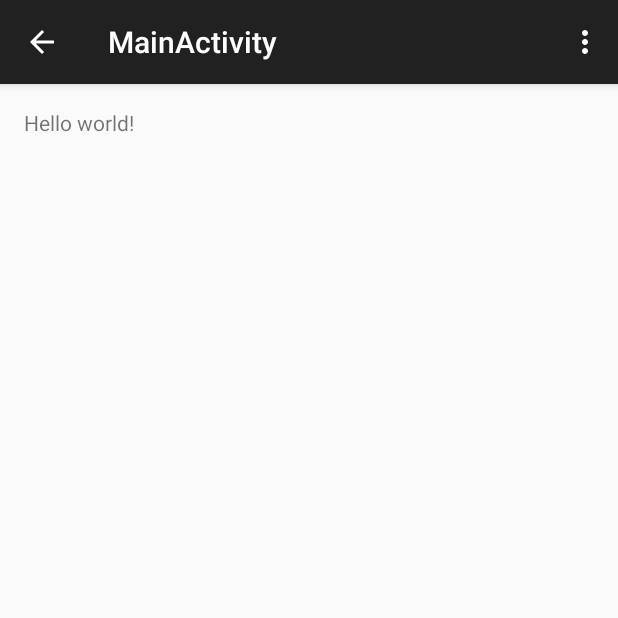
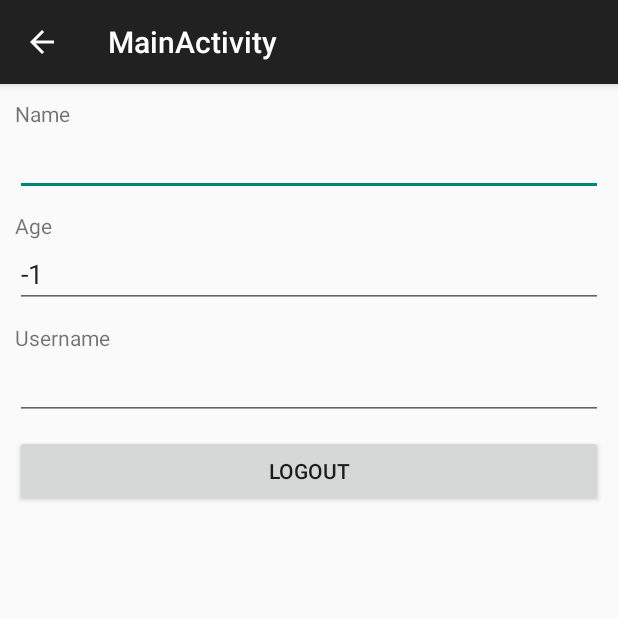
Before and after one commit to CS307-Team10/SoundBites, an Android app: the MainActivity screen opened directly, with no data from a screen before it, on a phone screen of 412 x 824 dp, the top half of it. Run offline under Robolectric (Android 15) with nearby library versions, the phone set to English and light mode, and no system bars.

Commit message:
Made changs to the main method and the launcher method. The launcher method seems unnecessary but I linked it to the mainactivity so the login module can get a move on. Please make the necessary UI changes that you guys have in mind.

```diff
--- a/app/src/main/java/co/soundbytes/soundbytes/MainActivity.java
+++ b/app/src/main/java/co/soundbytes/soundbytes/MainActivity.java
@@ -1,37 +1,66 @@
 package co.soundbytes.soundbytes;
 
+import android.content.Intent;
 import android.support.v7.app.AppCompatActivity;
 import android.os.Bundle;
 import android.view.Menu;
 import android.view.MenuItem;
+import android.view.View;
+import android.widget.Button;
+import android.widget.EditText;
 
-public class MainActivity extends AppCompatActivity {
+public class MainActivity extends AppCompatActivity implements View.OnClickListener{
 
+    Button bLogout;
+    EditText etName, etAge, etUsername;
+    UserLocalStore userLocalStore;
     @Override
     protected void onCreate(Bundle savedInstanceState) {
         super.onCreate(savedInstanceState);
         setContentView(R.layout.activity_main);
+        etName = (EditText)findViewById(R.id.etName);
+        etAge = (EditText)findViewById(R.id.etAge);
+        etUsername = (EditText)findViewById(R.id.etUsername);
+        bLogout = (Button)findViewById(R.id.bLogout);
+        bLogout.setOnClickListener(this);
+        userLocalStore = new UserLocalStore(this);
     }
 
     @Override
-    public boolean onCreateOptionsMenu(Menu menu) {
-        // Inflate the menu; this adds items to the action bar if it is present.
-        getMenuInflater().inflate(R.menu.menu_main, menu);
+    protected void onStart() {
+        super.onStart();
+        if(authenticate()){
+            displayUserDetails();
+        } else {
+            startActivity(new Intent(MainActivity.this, Login.class));
+        }
+    }
+
+    private boolean authenticate(){
+        if (userLocalStore.getLoggedInUser() == null) {
+            Intent intent = new Intent(this, Login.class);
+            startActivity(intent);
+            return false;
+        }
         return true;
     }
 
+    private void displayUserDetails(){
+        User user = userLocalStore.getLoggedInUser();
+        etUsername.setText(user.username);
+        etName.setText(user.name);
+        etAge.setText(user.age + "");
+    }
+
     @Override
-    public boolean onOptionsItemSelected(MenuItem item) {
-        // Handle action bar item clicks here. The action bar will
-        // automatically handle clicks on the Home/Up button, so long
-        // as you specify a parent activity in AndroidManifest.xml.
-        int id = item.getItemId();
+    public void onClick(View v) {
+        switch (v.getId()){
+            case R.id.bLogout:
+                userLocalStore.clearUserData();
+                userLocalStore.setUserLoggedin(false);
+                startActivity(new Intent(this, Login.class));
 
-        //noinspection SimplifiableIfStatement
-        if (id == R.id.action_settings) {
-            return true;
+                break;
         }
-
-        return super.onOptionsItemSelected(item);
     }
 }
--- a/app/src/main/res/layout/activity_launcher.xml
+++ b/app/src/main/res/layout/activity_launcher.xml
@@ -9,6 +9,7 @@
     android:paddingBottom="@dimen/activity_vertical_margin" tools:context=".LauncherActivity">
 
     <Button
+        android:id="@+id/bMainActivity"
         android:layout_width="wrap_content"
         android:text="Main Activity"
         android:layout_height="wrap_content" />
--- a/app/src/main/res/layout/activity_main.xml
+++ b/app/src/main/res/layout/activity_main.xml
@@ -1,12 +1,48 @@
-<RelativeLayout xmlns:android="http://schemas.android.com/apk/res/android"
-    xmlns:tools="http://schemas.android.com/tools" android:layout_width="match_parent"
-    android:layout_height="match_parent" android:paddingLeft="@dimen/activity_horizontal_margin"
-    android:paddingRight="@dimen/activity_horizontal_margin"
-    android:paddingTop="@dimen/activity_vertical_margin"
-    android:paddingBottom="@dimen/activity_vertical_margin"
-    tools:context="co.soundbytes.soundbytes.MainActivity">
+<LinearLayout xmlns:android="http://schemas.android.com/apk/res/android"
+    xmlns:tools="http://schemas.android.com/tools"
+    android:orientation="vertical"
+    android:layout_height="match_parent"
+    android:layout_width="match_parent"
+    android:padding="10dp"
+    >
 
-    <TextView android:text="@string/hello_world" android:layout_width="wrap_content"
+    <TextView
+        android:layout_width="wrap_content"
+        android:text="Name"
+        android:layout_height="wrap_content" />
+    <EditText
+        android:id="@+id/etName"
+        android:layout_width="match_parent"
+        android:layout_marginBottom="10dp"
         android:layout_height="wrap_content" />
 
-</RelativeLayout>
+    <TextView
+        android:layout_width="wrap_content"
+        android:text="Age"
+        android:layout_height="wrap_content" />
+    <EditText
+        android:id="@+id/etAge"
+        android:layout_width="match_parent"
+        android:layout_marginBottom="10dp"
+        android:layout_height="wrap_content" />
+
+
+    <TextView
+        android:layout_width="wrap_content"
+        android:text="Username"
+        android:layout_height="wrap_content" />
+    <EditText
+        android:id="@+id/etUsername"
+        android:layout_width="match_parent"
+        android:layout_marginBottom="10dp"
+        android:layout_height="wrap_content" />
+
+
+    <Button
+        android:id="@+id/bLogout"
+        android:text="Logout"
+        android:layout_width="match_parent"
+        android:layout_height="wrap_content" />
+
+
+</LinearLayout>
```
Also changed, not shown: app/src/main/java/co/soundbytes/soundbytes/LauncherActivity.java (+14 -19 lines).
